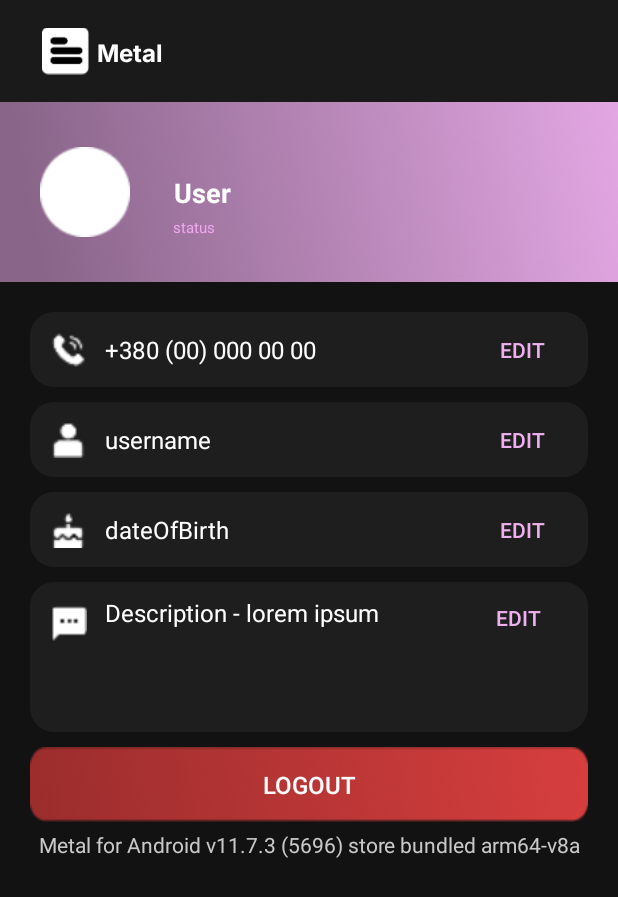
After one commit to tup0g/Metal-App, an Android app: the ProfileSettings screen opened directly, with no data from a screen before it, on a phone screen of 412 x 824 dp. The commit adds this screen. Shown: the top 897 px of the screen. Run offline under Robolectric (Android 15) with nearby library versions, the phone set to English and light mode, and no system bars.

```diff
--- a/app/src/main/AndroidManifest.xml
+++ b/app/src/main/AndroidManifest.xml
@@ -13,6 +13,9 @@
         android:theme="@style/Theme.MetalApp"
         tools:targetApi="31">
         <activity
+            android:name=".ProfileSettings"
+            android:exported="false" />
+        <activity
             android:name=".MainActivity"
             android:exported="true">
             <intent-filter>
@@ -21,6 +24,7 @@
                 <category android:name="android.intent.category.LAUNCHER" />
             </intent-filter>
         </activity>
+
         <meta-data
             android:name="preloaded_fonts"
             android:resource="@array/preloaded_fonts" />
--- /dev/null
+++ b/app/src/main/java/com/example/metalapp/ProfileSettings.kt
@@ -0,0 +1,26 @@
+package com.example.metalapp
+
+import android.os.Bundle
+import androidx.activity.enableEdgeToEdge
+import androidx.appcompat.app.AppCompatActivity
+import androidx.constraintlayout.widget.ConstraintLayout
+import androidx.core.view.ViewCompat
+import androidx.core.view.WindowInsetsCompat
+
+class ProfileSettings : AppCompatActivity() {
+    private lateinit var profileMain: ConstraintLayout
+
+    override fun onCreate(savedInstanceState: Bundle?) {
+        super.onCreate(savedInstanceState)
+        enableEdgeToEdge()
+        setContentView(R.layout.activity_profile_settings)
+
+        profileMain = findViewById(R.id.ProfileMain)
+
+        ViewCompat.setOnApplyWindowInsetsListener(profileMain) { v, insets ->
+            val systemBars = insets.getInsets(WindowInsetsCompat.Type.systemBars())
+            v.setPadding(systemBars.left, systemBars.top, systemBars.right, systemBars.bottom)
+            insets
+        }
+    }
+}
--- a/app/src/main/res/layout/activity_main.xml
+++ b/app/src/main/res/layout/activity_main.xml
@@ -40,15 +40,17 @@
         android:id="@+id/MetalDescription"
         android:layout_width="wrap_content"
         android:layout_height="wrap_content"
+        android:layout_marginTop="4dp"
         android:text="Metal - New social app 2025"
         android:textColor="#AAAAAA"
         android:textSize="14sp"
+        android:textAlignment="center"
+        android:gravity="center_horizontal"
         app:layout_constraintBottom_toBottomOf="parent"
         app:layout_constraintEnd_toEndOf="parent"
         app:layout_constraintStart_toStartOf="parent"
-        android:layout_marginTop="4dp"
         app:layout_constraintTop_toTopOf="parent"
-        app:layout_constraintVertical_bias="0.37" />
+        app:layout_constraintVertical_bias="0.378" />
 
     <EditText
         android:id="@+id/et_phone"
--- a/app/src/main/res/layout/fragment_profile_list.xml
+++ b/app/src/main/res/layout/activity_profile_settings.xml
@@ -2,6 +2,7 @@
 <androidx.constraintlayout.widget.ConstraintLayout xmlns:android="http://schemas.android.com/apk/res/android"
     xmlns:app="http://schemas.android.com/apk/res-auto"
     xmlns:tools="http://schemas.android.com/tools"
+    android:id="@+id/ProfileMain"
     android:layout_width="match_parent"
     android:layout_height="match_parent"
     android:background="#121212"
```
Also changed, not shown: app/src/main/java/com/example/metalapp/MainActivity.kt (+46 -2 lines).
